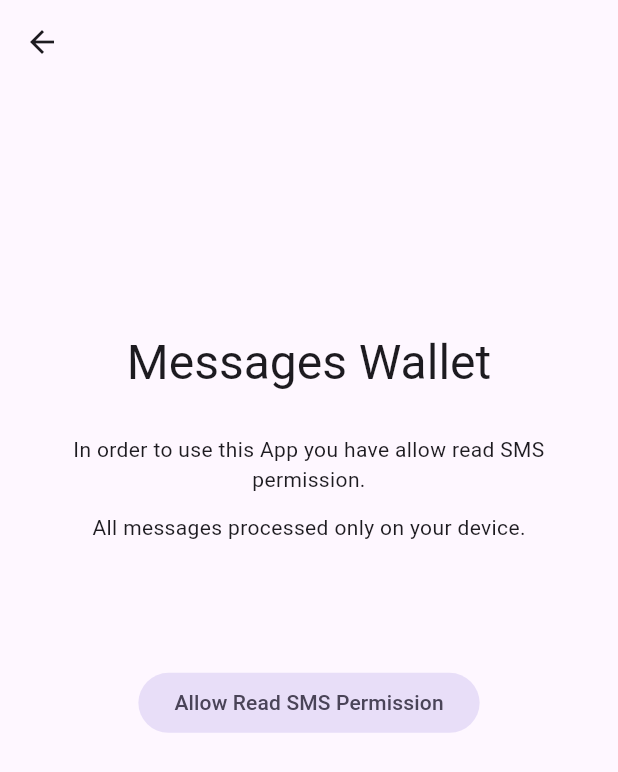
After one commit to MominRaza/messages_wallet, a Flutter app: the PermissionScreen screen opened by its route, on a phone screen of 412 x 824 dp. The commit adds this screen. Shown: the top 772 px of the screen. Run offline on Flutter 3.47's test engine with Material 3 defaults, Android fonts, the phone set to English and light mode, and no system bars; our stand-ins replace permission_handler; missing offline and left inert: flutter_sms_inbox.

Commit message:
added permission handling screen and refactored code structure

```diff
--- a/lib/components/transactions_item.dart
+++ b/lib/components/transactions_item.dart
@@ -1,6 +1,6 @@
 import 'package:flutter/material.dart';
 import 'package:messages_wallet/models/transaction_model.dart';
-import 'package:messages_wallet/utils.dart';
+import 'package:messages_wallet/utils/utils.dart';
 
 class TransactionListItem extends StatefulWidget {
   const TransactionListItem({
--- /dev/null
+++ b/lib/screens/home_screen.dart
@@ -0,0 +1,22 @@
+import 'package:flutter/material.dart';
+import 'package:permission_handler/permission_handler.dart';
+
+class HomeScreen extends StatefulWidget {
+  const HomeScreen({super.key});
+
+  @override
+  State<HomeScreen> createState() => _HomeScreenState();
+}
+
+class _HomeScreenState extends State<HomeScreen> {
+  @override
+  void initState() {
+    super.initState();
+    (() async => await Permission.sms.isGranted && mounted
+        ? Navigator.pushReplacementNamed(context, '/messages')
+        : Navigator.pushReplacementNamed(context, '/permission'))();
+  }
+
+  @override
+  Widget build(BuildContext _) => Scaffold(appBar: AppBar());
+}
--- /dev/null
+++ b/lib/screens/permission_screen.dart
@@ -0,0 +1,113 @@
+import 'package:flutter/material.dart';
+import 'package:permission_handler/permission_handler.dart';
+
+class PermissionScreen extends StatefulWidget {
+  const PermissionScreen({super.key});
+
+  @override
+  State<PermissionScreen> createState() => _PermissionScreenState();
+}
+
+class _PermissionScreenState extends State<PermissionScreen> {
+  late final AppLifecycleListener _listener;
+  bool _shouldReload = false;
+
+  @override
+  void initState() {
+    super.initState();
+    _listener = AppLifecycleListener(
+      onResume: () {
+        if (_shouldReload) {
+          _handleReadSMSPermission();
+          setState(() => _shouldReload = false);
+        }
+      },
+    );
+  }
+
+  @override
+  dispose() {
+    _listener.dispose();
+    super.dispose();
+  }
+
+  @override
+  Widget build(BuildContext context) {
+    return Scaffold(
+      appBar: AppBar(),
+      body: Column(
+        children: [
+          const Spacer(
+            flex: 2,
+          ),
+          Text(
+            'Messages Wallet',
+            style: Theme.of(context).textTheme.headlineLarge,
+          ),
+          const SizedBox(
+            height: 28,
+          ),
+          const Padding(
+            padding: EdgeInsets.symmetric(horizontal: 16.0),
+            child: Column(
+              children: [
+                Text(
+                  'In order to use this App you have allow read SMS permission.',
+                  textAlign: TextAlign.center,
+                ),
+                SizedBox(
+                  height: 12,
+                ),
+                Text('All messages processed only on your device.'),
+              ],
+            ),
+          ),
+          const Spacer(),
+          FilledButton.tonal(
+            onPressed: _handleReadSMSPermission,
+            child: const Text('Allow Read SMS Permission'),
+          ),
+          const Spacer(
+            flex: 4,
+          ),
+        ],
+      ),
+    );
+  }
+
+  void _handleReadSMSPermission() {
+    print('momin');
+    Permission.sms
+        .onGrantedCallback(
+      () => Navigator.pushReplacementNamed(context, '/messages'),
+    )
+        .onDeniedCallback(() {
+      ScaffoldMessenger.of(context).hideCurrentSnackBar();
+      ScaffoldMessenger.of(context).showSnackBar(
+        const SnackBar(
+          behavior: SnackBarBehavior.floating,
+          content: Text('SMS permission denied'),
+        ),
+      );
+    }).onPermanentlyDeniedCallback(
+      () {
+        ScaffoldMessenger.of(context).hideCurrentSnackBar();
+        ScaffoldMessenger.of(context).showSnackBar(
+          SnackBar(
+            behavior: SnackBarBehavior.floating,
+            content: const Text(
+              'SMS permission permanently denied. Enable in settings.',
+            ),
+            action: SnackBarAction(
+              label: 'Open',
+              onPressed: () {
+                openAppSettings();
+                setState(() => _shouldReload = true);
+              },
+            ),
+          ),
+        );
+      },
+    ).request();
+  }
+}
```
Also changed, not shown: lib/load_messages.dart (deleted, +0 -141 lines), lib/main.dart (+17 -2 lines), lib/screens/messages_screen.dart (added, +65 -0 lines), lib/components/messages.dart (renamed from lib/messages.dart), lib/utils/utils.dart (renamed from lib/utils.dart), 3 other files.
